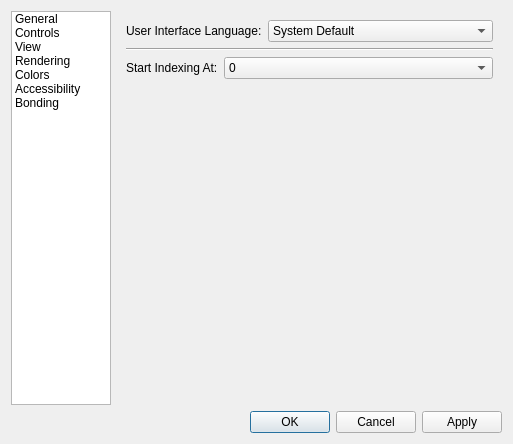
First picture: the form in avogadro/preferencesdialog.ui, repository OpenChemistry/avogadroapp, before the edit.
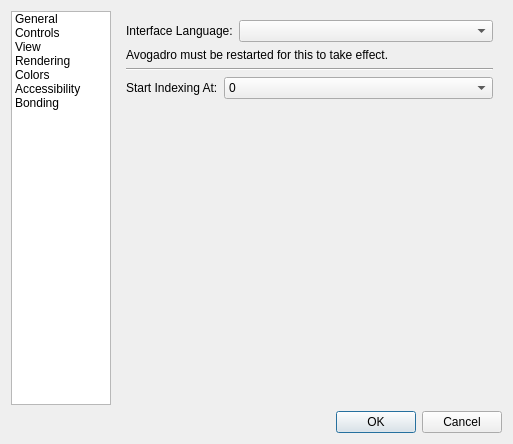
Second picture: the form after the edit. The open tabs and pages were chosen to show the change.

Commit message: Move interface language setting to new preferences dialog

Diff of the .ui file:
```diff
--- a/avogadro/preferencesdialog.ui
+++ b/avogadro/preferencesdialog.ui
@@ -80,7 +80,7 @@
       <enum>Qt::Orientation::Horizontal</enum>
      </property>
      <property name="standardButtons">
-      <set>QDialogButtonBox::StandardButton::Apply|QDialogButtonBox::StandardButton::Cancel|QDialogButtonBox::StandardButton::Ok</set>
+      <set>QDialogButtonBox::StandardButton::Cancel|QDialogButtonBox::StandardButton::Ok</set>
      </property>
     </widget>
    </item>
@@ -102,21 +102,22 @@
          <item row="0" column="0">
           <widget class="QLabel" name="userInterfaceLanguageLabel">
            <property name="text">
-            <string>User Interface Language:</string>
+            <string>Interface Language:</string>
            </property>
           </widget>
          </item>
          <item row="0" column="1">
-          <widget class="QComboBox" name="userInterfaceLanguageComboBox">
-           <item>
-            <property name="text">
-             <string>System Default</string>
-            </property>
-           </item>
-          </widget>
+          <widget class="QComboBox" name="userInterfaceLanguageComboBox"/>
          </item>
         </layout>
        </item>
+       <item>
+        <widget class="QLabel" name="label">
+         <property name="text">
+          <string>Avogadro must be restarted for this to take effect.</string>
+         </property>
+        </widget>
+       </item>
        <item>
         <widget class="Line" name="line">
          <property name="orientation">
```
Left out of the diff: 16 changed lines with no effect on the pictures. The commit also changes 8 other files.
